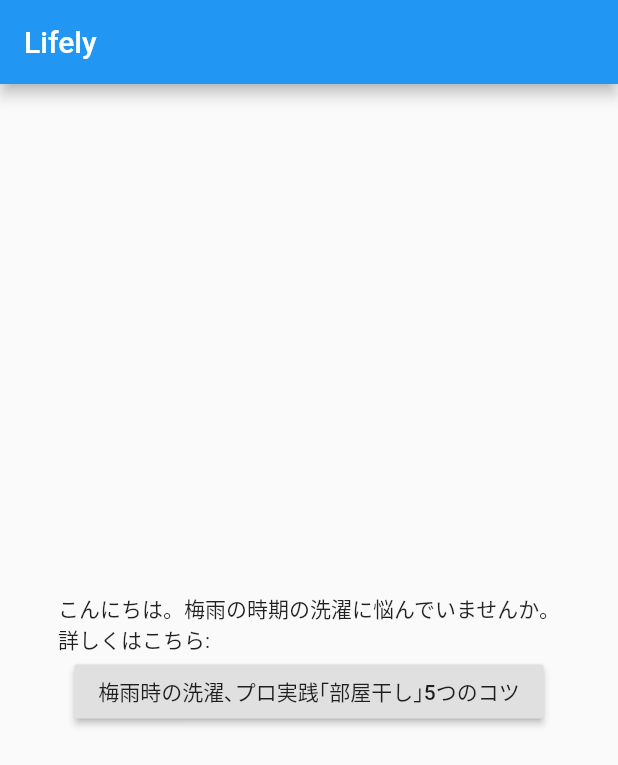
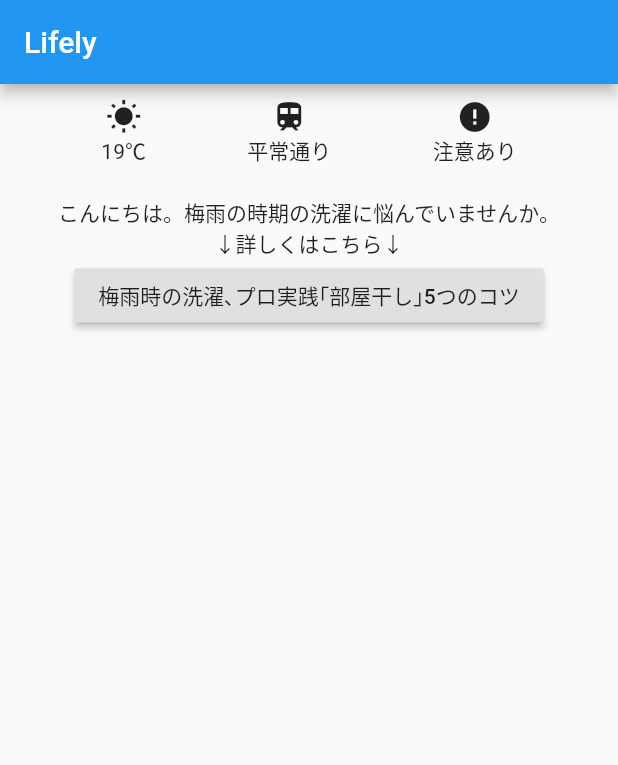
Before and after one commit to shiraily/mock-lifely-app, a Flutter app: the screen it shows after launch, on a phone screen of 412 x 824 dp. Shown: the top 765 px of the screen. Run offline on Flutter 3.47's test engine with Material 2 defaults, Android fonts, the phone set to English and light mode, and no system bars; our stand-ins replace firebase_messaging; accounts and stored records are empty.

Commit message:
Top page: show fixed informations

```diff
--- a/lib/main.dart
+++ b/lib/main.dart
@@ -12,15 +12,6 @@ class MyApp extends StatelessWidget {
     return MaterialApp(
       title: 'Lifely',
       theme: ThemeData(
-        // This is the theme of your application.
-        //
-        // Try running your application with "flutter run". You'll see the
-        // application has a blue toolbar. Then, without quitting the app, try
-        // changing the primarySwatch below to Colors.green and then invoke
-        // "hot reload" (press "r" in the console where you ran "flutter run",
-        // or simply save your changes to "hot reload" in a Flutter IDE).
-        // Notice that the counter didn't reset back to zero; the application
-        // is not restarted.
         primarySwatch: Colors.blue,
       ),
       home: MyHomePage(title: 'Lifely'),
@@ -30,16 +21,6 @@ class MyApp extends StatelessWidget {
 
 class MyHomePage extends StatefulWidget {
   MyHomePage({Key key, this.title}) : super(key: key);
-
-  // This widget is the home page of your application. It is stateful, meaning
-  // that it has a State object (defined below) that contains fields that affect
-  // how it looks.
-
-  // This class is the configuration for the state. It holds the values (in this
-  // case the title) provided by the parent (in this case the App widget) and
-  // used by the build method of the State. Fields in a Widget subclass are
-  // always marked "final".
-
   final String title;
 
   @override
@@ -49,40 +30,61 @@ class MyHomePage extends StatefulWidget {
 class _MyHomePageState extends State<MyHomePage> {
   @override
   Widget build(BuildContext context) {
-    // This method is rerun every time setState is called, for instance as done
-    // by the _incrementCounter method above.
-    //
-    // The Flutter framework has been optimized to make rerunning build methods
-    // fast, so that you can just rebuild anything that needs updating rather
-    // than having to individually change instances of widgets.
     return Scaffold(
       appBar: AppBar(
-        // Here we take the value from the MyHomePage object that was created by
-        // the App.build method, and use it to set our appbar title.
         title: Text(widget.title),
       ),
       body: Center(
-        // Center is a layout widget. It takes a single child and positions it
-        // in the middle of the parent.
         child: Column(
-          // Column is also a layout widget. It takes a list of children and
-          // arranges them vertically. By default, it sizes itself to fit its
-          // children horizontally, and tries to be as tall as its parent.
-          //
-          // Invoke "debug painting" (press "p" in the console, choose the
-          // "Toggle Debug Paint" action from the Flutter Inspector in Android
-          // Studio, or the "Toggle Debug Paint" command in Visual Studio Code)
-          // to see the wireframe for each widget.
-          //
-          // Column has various properties to control how it sizes itself and
-          // how it positions its children. Here we use mainAxisAlignment to
-          // center the children vertically; the main axis here is the vertical
-          // axis because Columns are vertical (the cross axis would be
-          // horizontal).
-          mainAxisAlignment: MainAxisAlignment.center,
           children: <Widget>[
+            Row( // for padding
+              children: <Widget>[
+                SizedBox(
+                  height: 10,
+                )
+              ],
+            ),
+            Row(
+              mainAxisAlignment: MainAxisAlignment.spaceEvenly,
+              children: <Widget>[
+                Container(
+                  child: Column(
+                    children: <Widget>[
+                      new Icon(Icons.wb_sunny),
+                      Text("19℃")
+                    ],
+                  ),
+                ),
+                Container(
+                  child: Column(
+                    children: <Widget>[
+                      new Icon(Icons.train),
+                      Text("平常通り"),
+                    ],
+                  ),
+                ),
+                Container(
+                  child: Column(
+                    children: <Widget>[
+                      new Icon(Icons.error),
+                      Text("注意あり"),
+                    ],
+                  )
+                )
+              ],
+            ),
+            Row( // for padding
+              children: <Widget>[
+                SizedBox(
+                  height: 20,
+                )
+              ],
+            ),
             Text(
-                'こんにちは。梅雨の時期の洗濯に悩んでいませんか。\n詳しくはこちら:'
+                'こんにちは。梅雨の時期の洗濯に悩んでいませんか。'
+            ),
+            Text(
+                '↓詳しくはこちら↓'
             ),
             RaisedButton(
               onPressed: _launchURL,
```
